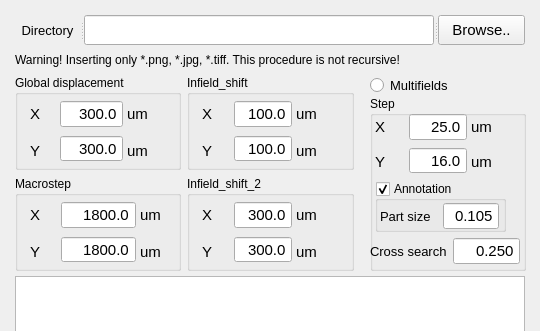
Before: the Qt Designer form image_insert/dialog.ui in wobbuuu/klayout-macros, drawn with Qt 5; both pictures show x 0 to 540 and y 0 to 331 of the 540 by 570 pixel window.
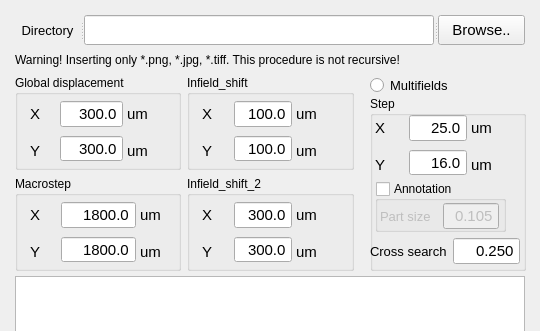
After: the same form once the commit is applied.

```diff
--- a/image_insert/dialog.ui
+++ b/image_insert/dialog.ui
@@ -1101,7 +1101,7 @@
            <x>5</x>
            <y>15</y>
            <width>126</width>
-           <height>66</height>
+           <height>70</height>
           </rect>
          </property>
          <layout class="QHBoxLayout" name="horizontalLayout_11">
@@ -1299,6 +1299,9 @@
          <property name="checkable">
           <bool>true</bool>
          </property>
+         <property name="checked">
+          <bool>false</bool>
+         </property>
          <widget class="QWidget" name="layoutWidget">
           <property name="geometry">
            <rect>
```
Left out of the diff: 2 changed lines with no effect on the pictures.
